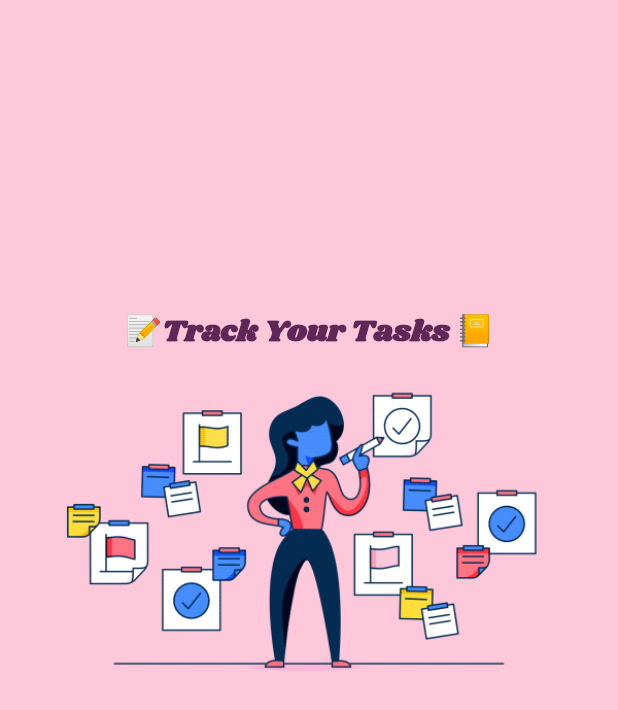
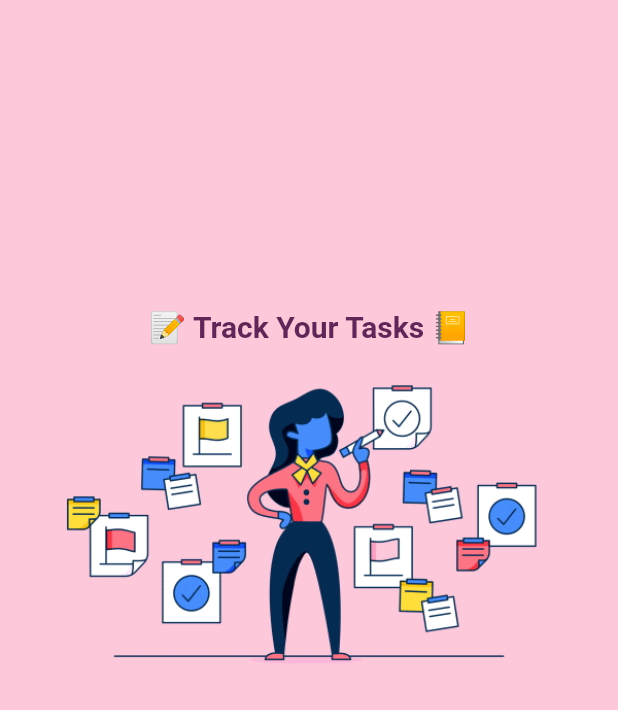
Before and after one commit to Jigarchovatiya/to_do_demo, a Flutter app: the first screen one second after launch, on a phone screen of 412 x 824 dp. Shown: the top 710 px of the screen. Run offline on Flutter 3.47's test engine with Material 2 defaults, Android fonts, the phone set to English and light mode, and no system bars; Roboto replaces fonts that are missing (inter).

Commit message:
30-05-2023

```diff
--- a/lib/main.dart
+++ b/lib/main.dart
@@ -14,8 +14,8 @@ class MyApp extends StatelessWidget {
       debugShowCheckedModeBanner: false,
       title: 'Flutter Demo',
       theme: ThemeData(
-        primarySwatch: Colors.blueGrey,
-        fontFamily: "Shrikhand",
+        primarySwatch: Colors.yellow,
+        fontFamily: "inter",
       ),
       home: const SplashScreen(),
     );
--- a/lib/res/constant/app_colors.dart
+++ b/lib/res/constant/app_colors.dart
@@ -3,4 +3,5 @@ import 'package:flutter/material.dart';
 class AppColors {
   static const Color black = Colors.black;
   static const Color white = Colors.white;
+  static const Color yellow = Colors.yellow;
 }
--- a/lib/view/splash_screen/splash_screen.dart
+++ b/lib/view/splash_screen/splash_screen.dart
@@ -1,4 +1,7 @@
+import 'dart:async';
+
 import 'package:flutter/material.dart';
+import 'package:to_do_demo/view/home_screen/home_screen.dart';
 
 class SplashScreen extends StatefulWidget {
   const SplashScreen({Key? key}) : super(key: key);
@@ -9,10 +12,23 @@ class SplashScreen extends StatefulWidget {
 
 class _SplashScreenState extends State<SplashScreen> {
   @override
+  void initState() {
+    super.initState();
+    Timer(
+      const Duration(seconds: 5),
+      () => Navigator.push(
+        context,
+        MaterialPageRoute(
+          builder: (context) => const HomeScreen(),
+        ),
+      ),
+    );
+  }
+
   @override
   Widget build(BuildContext context) {
     double height = MediaQuery.of(context).size.height;
-    double width = MediaQuery.of(context).size.width;
+    // double width = MediaQuery.of(context).size.width;
     return Scaffold(
       backgroundColor: const Color(0xFFfdc8da),
       body: SafeArea(
@@ -24,7 +40,7 @@ class _SplashScreenState extends State<SplashScreen> {
                   height: height / 4,
                 ),
                 const Text(
-                  "📝Track Your Tasks 📒",
+                  "📝 Track Your Tasks 📒",
                   style: TextStyle(
                     fontWeight: FontWeight.w600,
                     fontSize: 20,
```
Also changed, not shown: lib/view/home_screen/home_screen.dart (+56 -1 lines), lib/view/to_do_item/to_do_item.dart (+12 -13 lines).
